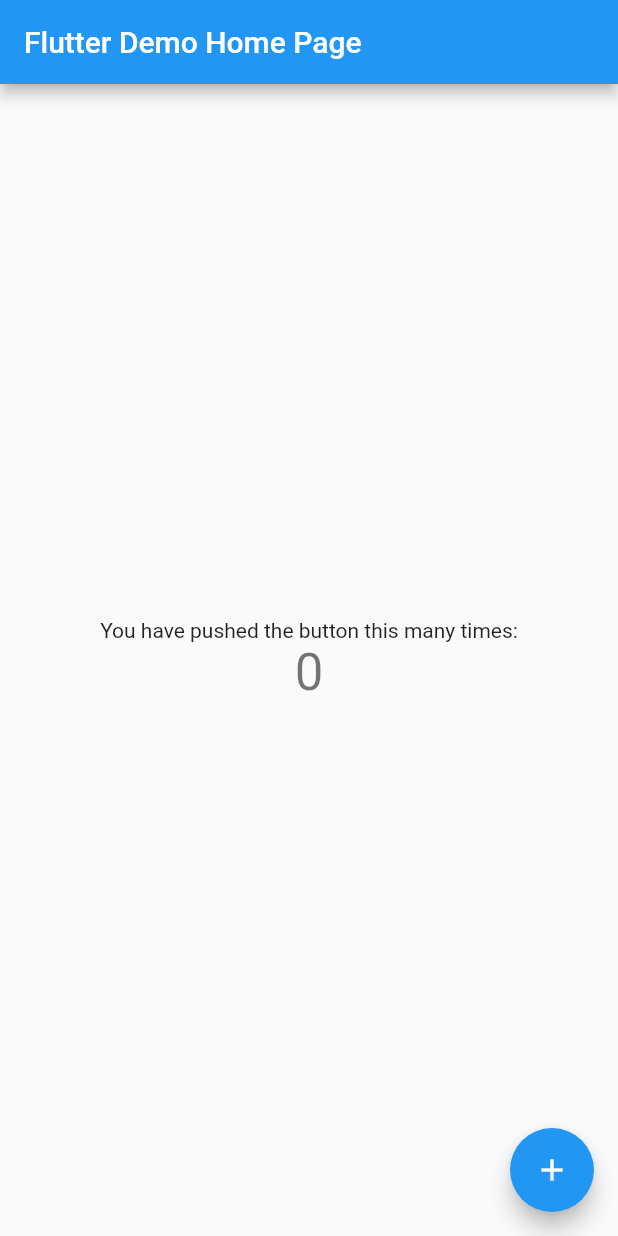
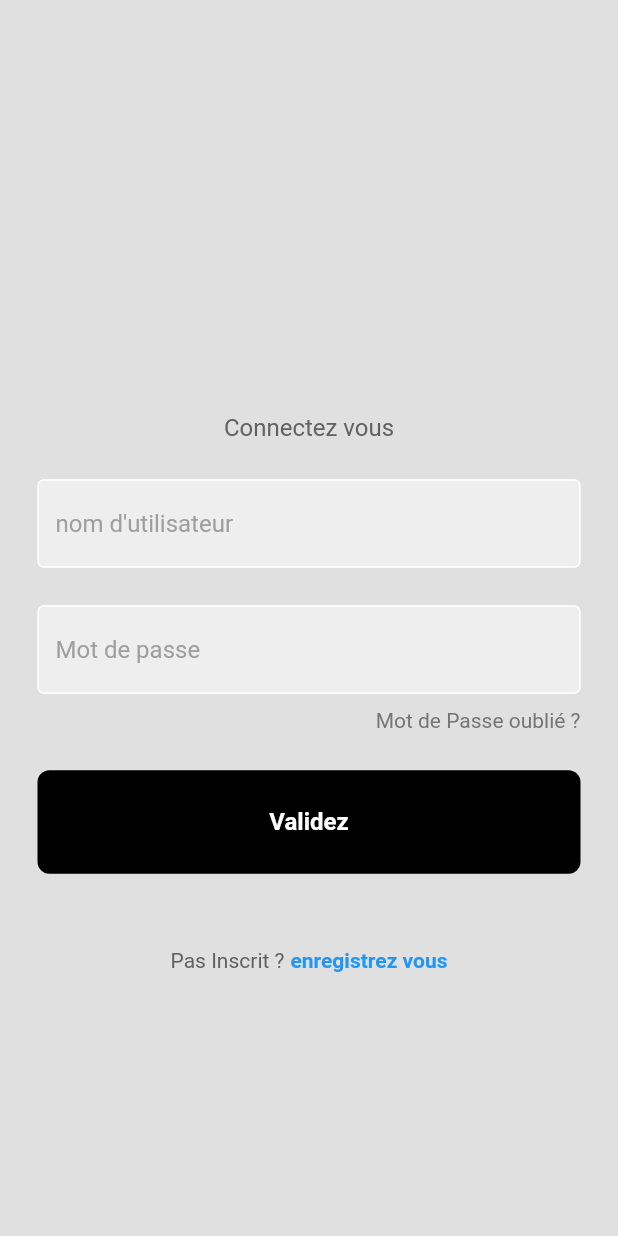
Before and after one commit to Anthony-Amico/squareMobil, a Flutter app: the screen it shows after launch, on a phone screen of 412 x 824 dp. Run offline on Flutter 3.47's test engine with Material 2 defaults, Android fonts, the phone set to English and light mode, and no system bars.

Commit message:
ui finito

```diff
--- a/lib/main.dart
+++ b/lib/main.dart
@@ -1,4 +1,5 @@
 import 'package:flutter/material.dart';
+import 'src/login.dart';
 
 void main() {
   runApp(const MyApp());
@@ -7,39 +8,20 @@
 class MyApp extends StatelessWidget {
   const MyApp({super.key});
 
-  // This widget is the root of your application.
   @override
   Widget build(BuildContext context) {
     return MaterialApp(
       title: 'Flutter Demo',
       theme: ThemeData(
-        // This is the theme of your application.
-        //
-        // Try running your application with "flutter run". You'll see the
-        // application has a blue toolbar. Then, without quitting the app, try
-        // changing the primarySwatch below to Colors.green and then invoke
-        // "hot reload" (press "r" in the console where you ran "flutter run",
-        // or simply save your changes to "hot reload" in a Flutter IDE).
-        // Notice that the counter didn't reset back to zero; the application
-        // is not restarted.
         primarySwatch: Colors.blue,
       ),
-      home: const MyHomePage(title: 'Flutter Demo Home Page'),
+      home: LoginPage(),
     );
   }
 }
 
 class MyHomePage extends StatefulWidget {
   const MyHomePage({super.key, required this.title});
-
-  // This widget is the home page of your application. It is stateful, meaning
-  // that it has a State object (defined below) that contains fields that affect
-  // how it looks.
-
-  // This class is the configuration for the state. It holds the values (in this
-  // case the title) provided by the parent (in this case the App widget) and
-  // used by the build method of the State. Fields in a Widget subclass are
-  // always marked "final".
 
   final String title;
 
@@ -52,47 +34,18 @@
 
   void _incrementCounter() {
     setState(() {
-      // This call to setState tells the Flutter framework that something has
-      // changed in this State, which causes it to rerun the build method below
-      // so that the display can reflect the updated values. If we changed
-      // _counter without calling setState(), then the build method would not be
-      // called again, and so nothing would appear to happen.
       _counter++;
     });
   }
 
   @override
   Widget build(BuildContext context) {
-    // This method is rerun every time setState is called, for instance as done
-    // by the _incrementCounter method above.
-    //
-    // The Flutter framework has been optimized to make rerunning build methods
-    // fast, so that you can just rebuild anything that needs updating rather
-    // than having to individually change instances of widgets.
     return Scaffold(
       appBar: AppBar(
-        // Here we take the value from the MyHomePage object that was created by
-        // the App.build method, and use it to set our appbar title.
-        title: Text(widget.title),
+       title: Text(widget.title),
       ),
       body: Center(
-        // Center is a layout widget. It takes a single child and positions it
-        // in the middle of the parent.
         child: Column(
-          // Column is also a layout widget. It takes a list of children and
-          // arranges them vertically. By default, it sizes itself to fit its
-          // children horizontally, and tries to be as tall as its parent.
-          //
-          // Invoke "debug painting" (press "p" in the console, choose the
-          // "Toggle Debug Paint" action from the Flutter Inspector in Android
-          // Studio, or the "Toggle Debug Paint" command in Visual Studio Code)
-          // to see the wireframe for each widget.
-          //
-          // Column has various properties to control how it sizes itself and
-          // how it positions its children. Here we use mainAxisAlignment to
-          // center the children vertically; the main axis here is the vertical
-          // axis because Columns are vertical (the cross axis would be
-          // horizontal).
           mainAxisAlignment: MainAxisAlignment.center,
           children: <Widget>[
             const Text(
@@ -109,7 +62,7 @@
         onPressed: _incrementCounter,
         tooltip: 'Increment',
         child: const Icon(Icons.add),
-      ), // This trailing comma makes auto-formatting nicer for build methods.
+      ),
     );
   }
 }
--- /dev/null
+++ b/lib/src/component/my_button.dart
@@ -0,0 +1,35 @@
+import 'package:flutter/material.dart';
+
+class MyButton extends StatelessWidget{
+  final Function()? onTap;
+  const MyButton({
+    super.key,
+    required this.onTap
+  });
+
+  @override
+  Widget build(BuildContext context){
+    return GestureDetector(
+      onTap:  onTap,
+      child: Container(
+        padding: const EdgeInsets.all(25),
+        margin: const EdgeInsets.symmetric(horizontal: 25),
+        decoration: BoxDecoration(
+          color: Colors.black,
+          borderRadius: BorderRadius.circular(8),
+      ),
+
+        child: const Center(
+          child: Text(
+          "Validez",
+          style: TextStyle(
+            color: Colors.white,
+            fontWeight: FontWeight.bold,
+            fontSize: 16,
+            ),
+          ),
+        ),
+      ),
+    );
+  }
+}
--- /dev/null
+++ b/lib/src/component/my_textfield.dart
@@ -0,0 +1,38 @@
+import 'package:flutter/material.dart';
+
+class MyTextField extends StatelessWidget{
+  final controller;
+  final String hintText;
+  final bool obscureText;
+
+  const MyTextField({
+    super.key,
+    required this.controller,
+    required this.hintText,
+    required this.obscureText
+  });
+
+
+  @override
+  Widget build(BuildContext context){
+    return Padding(
+      padding: const EdgeInsets.symmetric(horizontal: 25.0),
+      child: TextField(
+        controller: controller,
+        obscureText: obscureText,
+        decoration: InputDecoration(
+          enabledBorder: const OutlineInputBorder(
+            borderSide: BorderSide(color: Colors.white),
+          ),
+          focusedBorder: OutlineInputBorder(
+            borderSide: BorderSide(color: Colors.grey.shade400),
+          ),
+          fillColor: Colors.grey.shade200,
+          filled: true,
+          hintText: hintText,
+          hintStyle: TextStyle(color: Colors.grey[500])
+        ),
+      ),
+    );
+  }
+}
--- /dev/null
+++ b/lib/src/constants.dart
@@ -0,0 +1,4 @@
+class ApiConstants {
+  static String baseUrl= 'http://172.22.114.101:8080';
+  static String connectionUrl = '/api/1/sessions';
+}
--- /dev/null
+++ b/lib/src/login.dart
@@ -0,0 +1,86 @@
+
+import 'package:flutter/material.dart';
+import 'package:square_mobil/src/component/my_button.dart';
+import 'package:square_mobil/src/component/my_textfield.dart';
+
+class LoginPage extends StatelessWidget{
+  LoginPage({super.key});
+  final usernameController = TextEditingController();
+  final passwordController = TextEditingController();
+
+  void signUserIn(){}
+
+  @override
+  Widget build(BuildContext context){
+    return Scaffold(
+      backgroundColor: Colors.grey[300],
+      body: SafeArea(
+        child: Center(
+          child: Column(
+            mainAxisAlignment: MainAxisAlignment.center,
+            children:  [
+              const SizedBox(height: 100),
+              Text(
+                'Connectez vous',
+                style: TextStyle(
+                  color: Colors.grey[700],
+                  fontSize: 16,
+                ),
+              ),
+              const SizedBox(height: 25),
+              MyTextField(
+                controller: usernameController,
+                hintText: "nom d'utilisateur",
+                obscureText: false,
+              ),
+
+              const SizedBox(height: 25),
+              MyTextField(
+                controller: passwordController,
+                hintText: 'Mot de passe',
+                obscureText: true,
+              ),
+
+              const SizedBox(height: 10),
+              Padding(
+                padding: const EdgeInsets.symmetric(horizontal: 25),
+                child: Row(
+                  mainAxisAlignment: MainAxisAlignment.end,
+                  children: [
+                    Text(
+                      'Mot de Passe oublié ?',
+                      style: TextStyle(color: Colors.grey[600]),
+                    ),
+                  ],
+                ),
+              ),
+              const SizedBox(height: 25),
+              MyButton(
+                onTap: signUserIn,
+              ),
+              const SizedBox(height: 50),
+
+              Row(
+                mainAxisAlignment: MainAxisAlignment.center,
+                children: [
+                  Text(
+                    'Pas Inscrit ?',
+                    style: TextStyle(color: Colors.grey[700]),
+                  ),
+                  const SizedBox(width: 4),
+                  const Text('enregistrez vous',
+                    style: TextStyle(
+                        color: Colors.blue,
+                        fontWeight: FontWeight.bold
+                    ),
+                  ),
+                ],
+              ),
+            ],
+          ),
+        )
+
+      ),
+    );
+  }
+}
```
